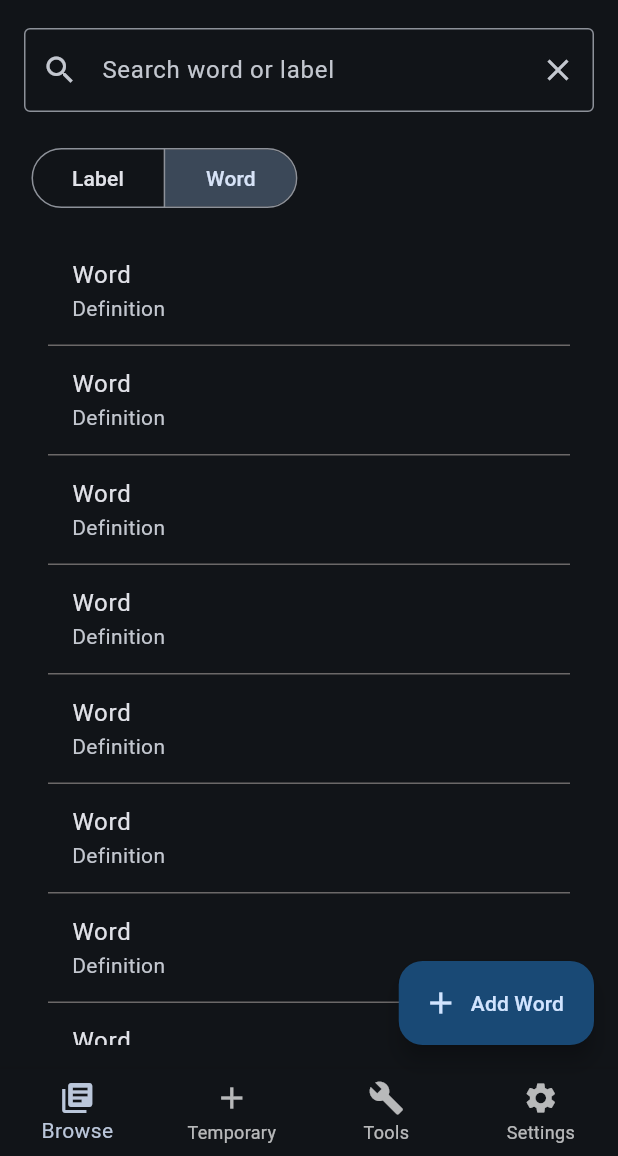
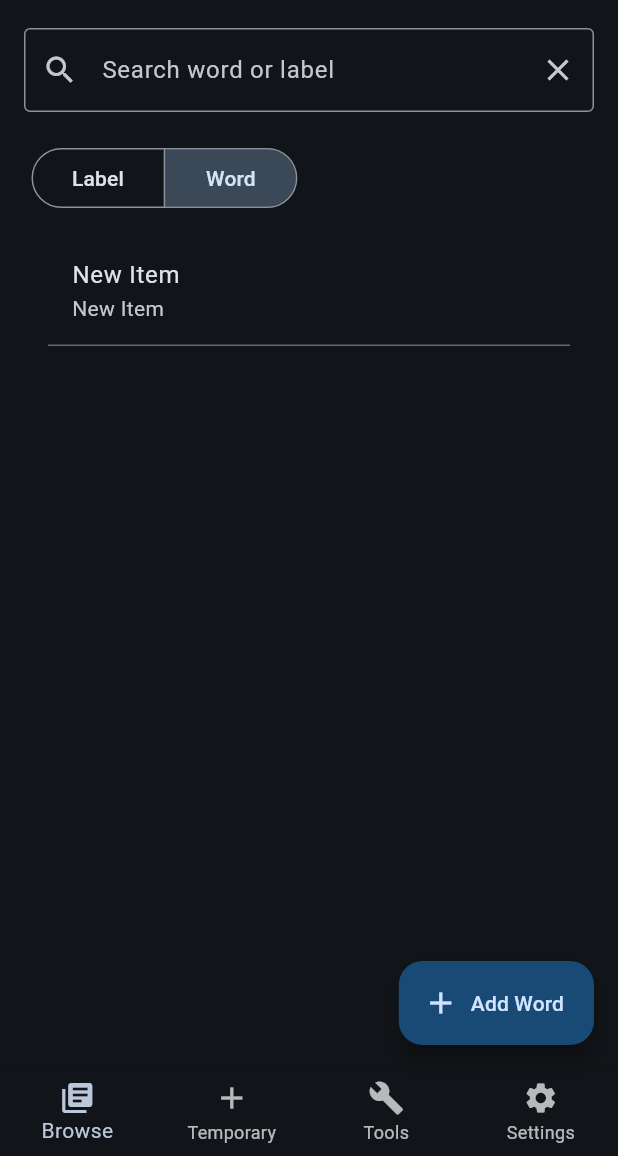
Before and after one commit to chilfox/VocabDB, a Flutter app: the screen it shows after launch, after a tap on "Add Word", on a phone screen of 412 x 824 dp, the part 80-1236 px from its top. Run offline on Flutter 3.47's test engine with Material 3 defaults, Android fonts, the light colour scheme and no system bars; drawn by our look-alikes of flutter_slidable; our stand-ins replace flutter_riverpod, freezed_annotation, riverpod_annotation, sqflite; accounts and stored records are empty; generated files the repository leaves out were written again.

Commit message:
conflict resolve and word list API connection finish

```diff
--- a/englishvocabdatabase/lib/database/label.dart
+++ b/englishvocabdatabase/lib/database/label.dart
@@ -1,8 +1,6 @@
 import 'dart:async';
 import 'package:path/path.dart';
 import 'package:sqflite/sqflite.dart';
-
-import 'package:flutter/widgets.dart';
 class Label {
   late int _id;
   late String _name;
--- a/englishvocabdatabase/lib/pages/add_bar.dart
+++ b/englishvocabdatabase/lib/pages/add_bar.dart
@@ -3,7 +3,7 @@ import 'package:flutter/material.dart';
 import 'package:flutter_riverpod/flutter_riverpod.dart';
 
 class AddBar extends ConsumerWidget {
-  const AddBar({Key? key}): super(key: key);
+  const AddBar({super.key});
 
   @override
   Widget build(BuildContext context, WidgetRef ref) {
@@ -28,6 +28,7 @@ class AddBar extends ConsumerWidget {
             ),
             keyboardType: TextInputType.text,
             onSubmitted: (text) async {
+              addBarTextController.clear();
               bool success = await service.add(text);
               if(!context.mounted) return;
               if (!success) {
--- a/englishvocabdatabase/lib/pages/home_page.dart
+++ b/englishvocabdatabase/lib/pages/home_page.dart
@@ -86,7 +86,7 @@ Widget? _buildFloatingActionButton(ChooseListView view, final int currentPage, O
           if (!context.mounted) return;
           if (!success) {
             ScaffoldMessenger.of(context).showSnackBar(
-              const SnackBar(content: Text('Add failed')),
+              const SnackBar(content: Text('Add Failed')),
             );
           }
         },
@@ -96,8 +96,14 @@ Widget? _buildFloatingActionButton(ChooseListView view, final int currentPage, O
 
     case ChooseListView.word:
       return FloatingActionButton.extended(
-        onPressed: () {
-          print("Add Word按鈕被按下了");
+        onPressed: () async {
+          bool success = await service.add('New Item');
+          if (!context.mounted) return;
+          if (!success) {
+            ScaffoldMessenger.of(context).showSnackBar(
+              const SnackBar(content: Text('Add Failed')),
+            );
+          }
         },
         label: const Text('Add Word'),
         icon: const Icon(Icons.add),
--- a/englishvocabdatabase/lib/pages/label_list_view.dart
+++ b/englishvocabdatabase/lib/pages/label_list_view.dart
@@ -67,7 +67,7 @@ Widget labelWidget(BuildContext context, OutputListItem item, OutputService serv
                   if (!context.mounted) return;
                   if (!success) {
                     ScaffoldMessenger.of(context).showSnackBar(
-                      const SnackBar(content: Text('Delete failed')),
+                      const SnackBar(content: Text('Delete Failed')),
                     );
                   }
                 },
--- a/englishvocabdatabase/lib/pages/word_list_view.dart
+++ b/englishvocabdatabase/lib/pages/word_list_view.dart
@@ -1,33 +1,50 @@
+import 'package:englishvocabdatabase/logic/service/outputService.dart';
+import 'package:englishvocabdatabase/logic/output/outputListNotifier.dart';
+import 'package:englishvocabdatabase/logic/output/outputItem.dart';
 import 'package:flutter/material.dart';
 import 'package:flutter_slidable/flutter_slidable.dart';
+import 'package:flutter_riverpod/flutter_riverpod.dart';
 
-class WordListView extends StatefulWidget {
+class WordListView extends ConsumerStatefulWidget {
   const WordListView({super.key});
 
   @override
-  State<WordListView> createState() => _WordListViewState();
+  ConsumerState<WordListView> createState() => _WordListViewState();
 }
 
-class _WordListViewState extends State<WordListView> {
+class _WordListViewState extends ConsumerState<WordListView> {
   @override
   Widget build(BuildContext context) {
-    return ListView.builder(
-      itemCount: 30,
-      itemBuilder: (context, index) {
-        return vocabularyWordWidget(context, index);
+    final asyncList = ref.watch(outputListNotifierProvider(NotifierType.Word));
+    final service = ref.read(outputServiceProvider);
+
+    return asyncList.when(
+      data: (list) {
+        if (list.isEmpty){
+          return const Center(child: Text("Word List is Empty"));
+        }
+        return ListView.builder(
+          itemCount: list.length,
+          itemBuilder: (context, index) {
+            final item = list[index];
+            return vocabularyWordWidget(context, item, service);
+          },
+        );
       },
+      loading: () => const Center(child: CircularProgressIndicator()),
+      error: (err, stack) => Center(child: Text('Error: $err')),
     );
   }
 }
 
-Widget vocabularyWordWidget(BuildContext context, int index) {
+Widget vocabularyWordWidget(BuildContext context, OutputListItem item, OutputService service) {
   return Column(
     children: [
       Container(
         padding: EdgeInsets.symmetric(horizontal: 16),
         child: Slidable(
           // key
-          key: ValueKey(index),
+          key: ValueKey(item.id),
 
           // slide animation
           endActionPane: ActionPane(
@@ -35,8 +52,14 @@ Widget vocabularyWordWidget(BuildContext context, int index) {
             extentRatio: 0.25,
             children: [
               SlidableAction(
-                onPressed:(context) {
-                  print("delete word");
+                onPressed: (context) async {
+                  bool success = await service.delete(item.name, item.id);
+                  if (!context.mounted) return;
+                  if (!success) {
+                    ScaffoldMessenger.of(context).showSnackBar(
+                      const SnackBar(content: Text('Delete Failed')),
+                    );
+                  }
                 },
                 backgroundColor: Theme.of(context).colorScheme.error,
                 icon: Icons.delete,
@@ -44,8 +67,8 @@ Widget vocabularyWordWidget(BuildContext context, int index) {
             ],
           ),
           child: ListTile(
-            title: Text('Word'),
-            subtitle: Text('Definition'),
+            title: Text(item.name),
+            subtitle: Text(item.name), // need to change to definition
             onTap: () {
               print("I'm Tapped");
             },
```
